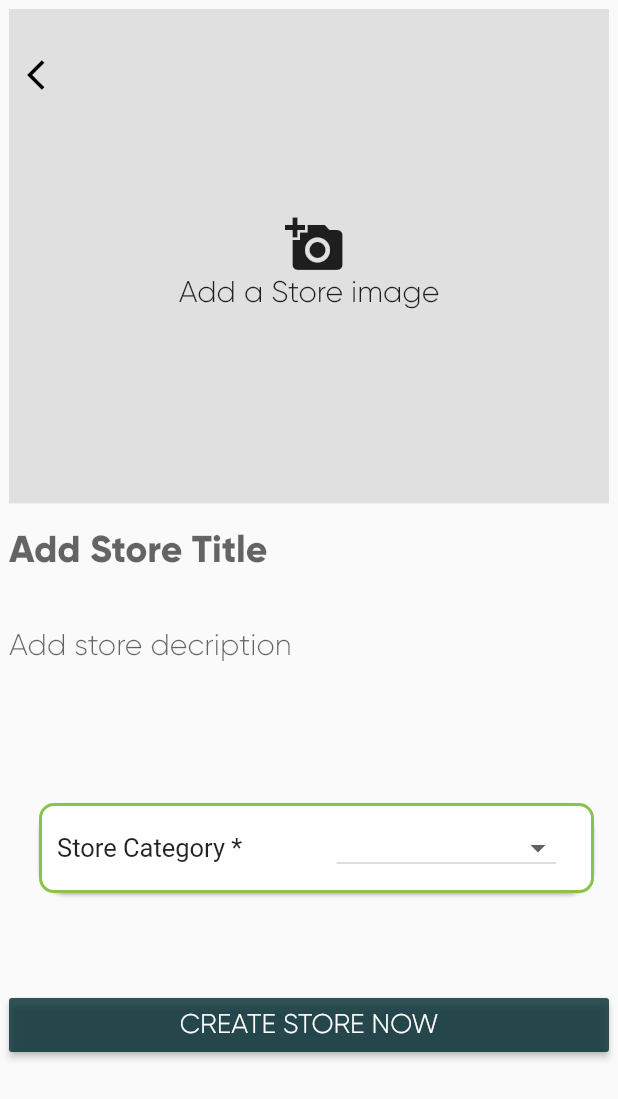
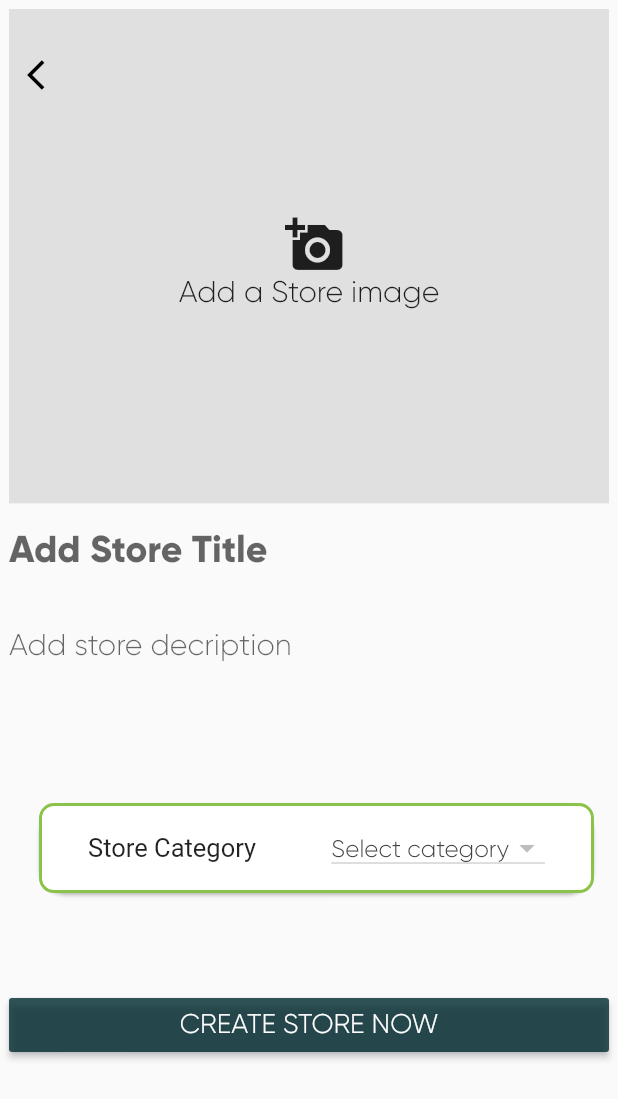
Before and after one commit to vidya-hub/Society-Ecommerce-App, a Flutter app: the AddStore screen opened directly, on a phone screen of 412 x 824 dp. Shown: the top 1099 px of the screen. Run offline on Flutter 3.47's test engine with Material 2 defaults, Android fonts, the light colour scheme and no system bars; our stand-ins replace cloud_firestore, firebase_auth, font_awesome_flutter, image_picker, material_design_icons_flutter; accounts and stored records are empty; Roboto replaces fonts that are missing (Times new Roman).

Commit message:
Update add_store.dart

```diff
--- a/lib/screens/add_store.dart
+++ b/lib/screens/add_store.dart
@@ -1,7 +1,7 @@
 import 'package:flutter/material.dart';
 import 'package:image_picker/image_picker.dart';
 import 'dart:io';
-
+import 'package:cloud_firestore/cloud_firestore.dart';
 import 'package:society/screens/add_product_screen.dart';
 import 'package:society/screens/screen13.dart';
 import 'package:society/screens/screen16.dart';
@@ -39,7 +39,6 @@ class _AddStoreState extends State<AddStore> {
     const Item(
       'Books',
     ),
-
   ];
 
   Future getImage() async {
@@ -52,13 +51,14 @@ class _AddStoreState extends State<AddStore> {
 
   @override
   Widget build(BuildContext context) {
+    var selectedCategory, selectedType;
     return Scaffold(
       resizeToAvoidBottomPadding: false,
       body: Container(
           child: Padding(
         padding: const EdgeInsets.all(6.0),
         // padding: const EdgeInsets.only(top: 40.0, left: 6.0),
-        child:ListView(
+        child: ListView(
           children: <Widget>[
             Stack(
               children: [
@@ -120,9 +120,8 @@ class _AddStoreState extends State<AddStore> {
                 )
               ],
             ),
-            Column(
-                mainAxisAlignment: MainAxisAlignment.start,
-                children: <Widget>[
+            Column(mainAxisAlignment: MainAxisAlignment.start, children: <
+                Widget>[
               TextFormField(
                 cursorColor: Colors.black,
                 validator: validatetName,
@@ -135,8 +134,8 @@ class _AddStoreState extends State<AddStore> {
                     // icon: Icon(Icons.people, color: Colors.black),
                     labelText: "Add Store Title",
                     border: InputBorder.none,
-                        labelStyle: TextStyle(
-                            fontSize: 25, fontWeight: FontWeight.w600)),
+                    labelStyle:
+                        TextStyle(fontSize: 25, fontWeight: FontWeight.w600)),
               ),
               TextFormField(
                 cursorColor: Colors.black,
@@ -158,8 +157,10 @@ class _AddStoreState extends State<AddStore> {
                 height: 70,
               ),
               Padding(
-                      padding: const EdgeInsets.only(left: 10.0,),
-                      child:  Card(
+                padding: const EdgeInsets.only(
+                  left: 10.0,
+                ),
+                child: Card(
                   shape: RoundedRectangleBorder(
                     borderRadius: BorderRadius.circular(18.0),
                   ),
@@ -173,44 +174,80 @@ class _AddStoreState extends State<AddStore> {
                     child: Center(
                       child: Padding(
                         padding: const EdgeInsets.all(10.0),
-                          child: Row(children: <Widget>[
-                            Expanded(
-                              child: Text(
-                                "Store Category *",
-                                style: TextStyle(fontSize: 17,fontFamily: "Times new Roman"),
+                        child: Row(
+                            mainAxisAlignment: MainAxisAlignment.center,
+                            children: <Widget>[
+                              Text(
+                                "Store Category",
+                                style: TextStyle(
+                                    fontSize: 17,
+                                    fontFamily: "Times new Roman"),
                                 textAlign: TextAlign.left,
                               ),
+                              //
+                              SizedBox(height: 40.0),
+                              StreamBuilder<QuerySnapshot>(
+                                  stream: Firestore.instance
+                                      .collection("category2")
+                                      .snapshots(),
+                                  builder: (context, snapshot) {
+                                    if (!snapshot.hasData)
+                                      const Text("Loading.....");
+                                    else {
+                                      List<DropdownMenuItem> categoryItems = [];
+                                      for (int i = 0;
+                                          i < snapshot.data.documents.length;
+                                          i++) {
+                                        DocumentSnapshot snap =
+                                            snapshot.data.documents[i];
+                                        categoryItems.add(
+                                          DropdownMenuItem(
+                                            child: Text(
+                                              snap.documentID,
+                                              style: TextStyle(),
                                             ),
-                            Expanded(
-                              child: Center(
-                                child: DropdownButton<Item>(
-                                  hint: Text(
-                                    'Select Catagory',
-                                    style: TextStyle(color: Colors.white),
+                                            value: "${snap.documentID}",
                                           ),
-                                  value: selectedUser,
-                                  onChanged: (Item Value) {
+                                        );
+                                      }
+                                      return Row(
+                                        mainAxisAlignment:
+                                            MainAxisAlignment.center,
+                                        children: <Widget>[
+                                          // Icon(FontAwesomeIcons.coins,
+                                          //     size: 25.0, color: Color(0xff11b719)),
+                                          SizedBox(width: 50.0),
+                                          DropdownButton(
+                                            items: categoryItems,
+                                            onChanged: (categoryValue) {
+                                              final snackBar = SnackBar(
+                                                content: Text(
+                                                  'Selected store Category is $categoryValue',
+                                                  style: TextStyle(
+                                                      color: Color(0xff11b719)),
+                                                ),
+                                              );
+                                              Scaffold.of(context)
+                                                  .showSnackBar(snackBar);
                                               setState(() {
-                                      selectedUser = Value;
+                                                selectedCategory =
+                                                    categoryValue;
                                               });
                                             },
-                                  items: users.map((Item user) {
-                                    return DropdownMenuItem<Item>(
-                                      value: user,
-                                      child: Row(children: <Widget>[
-                                        Text(
-                                          user.name,
+                                            value: selectedCategory,
+                                            isExpanded: false,
+                                            hint: new Text(
+                                              "Select category",
                                               style: TextStyle(
-                                              color: Colors.black,
-                                              fontSize: 16,
-                                              fontFamily: "GentiumBasic"),
-                                        ),
-                                      ]),
-                                    );
-                                  }).toList(),
+                                                  color: Colors.grey[800],
+                                                  fontWeight: FontWeight.w500),
                                             ),
                                           ),
-                            ),
+                                        ],
+                                      );
+                                    }
+                                  }),
+                              //
                             ]),
                       ),
                     ),
@@ -218,7 +255,8 @@ class _AddStoreState extends State<AddStore> {
                 ),
               ),
             ]),
-            Padding(padding: EdgeInsets.only(top:60),
+            Padding(
+              padding: EdgeInsets.only(top: 60),
               child: Container(
                 width: MediaQuery.of(context).size.width,
                 child: RaisedButton(
```
Lines whose indentation alone changed are shown as unchanged.
